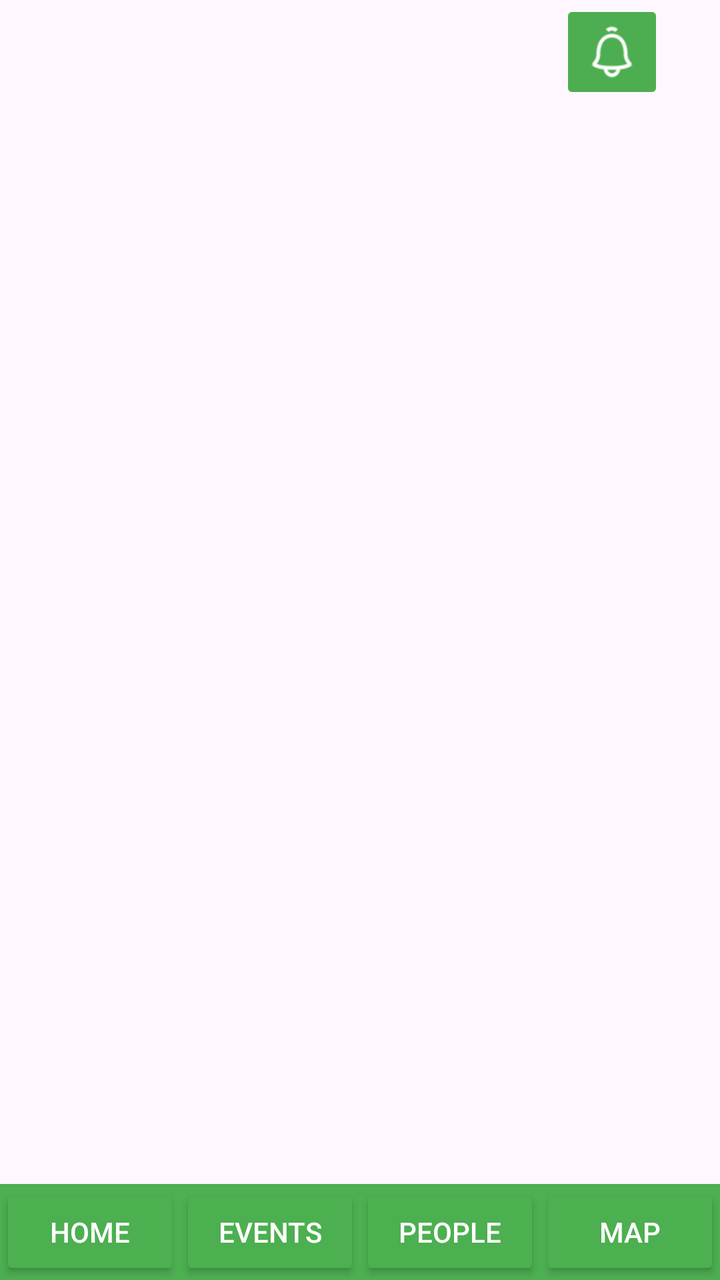
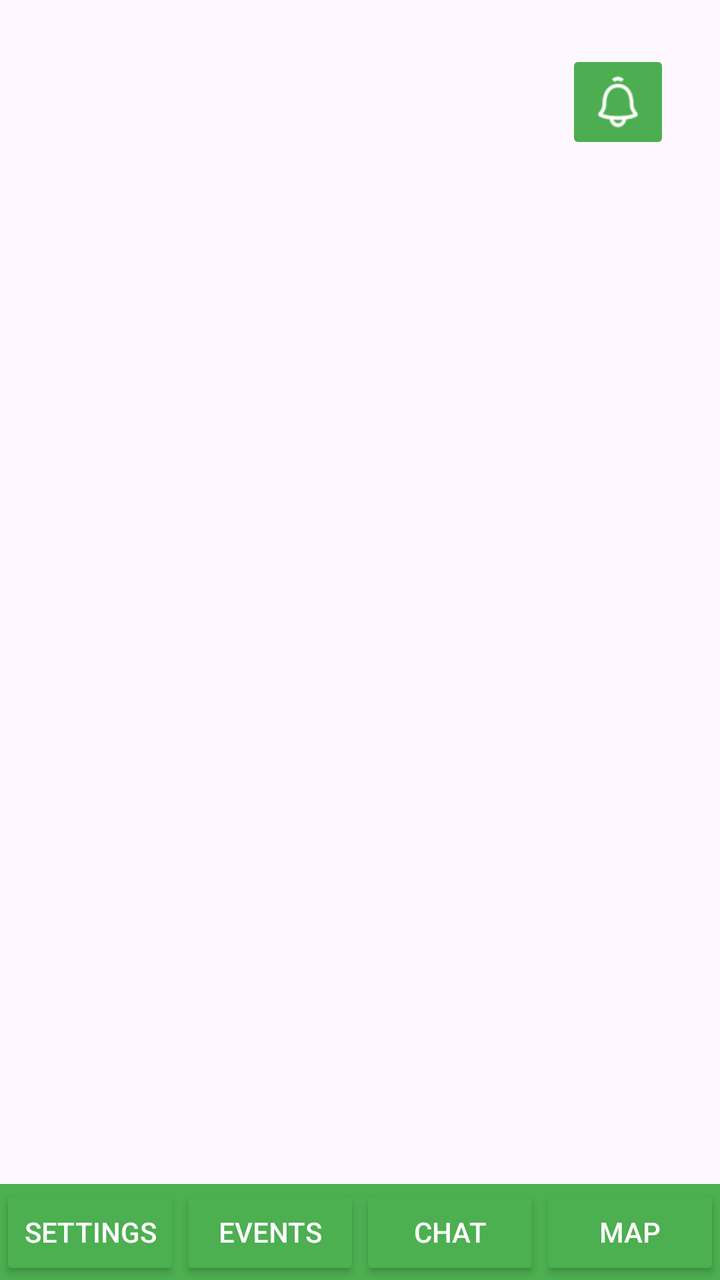

The first picture is an Android layout as it rendered before a commit; the second is the same layout after the commit. The layout source and the unified diff follow.
<!-- AndroidManifest.xml: application theme Theme.COSC341_Step4 -->
<!-- res/layout/activity_main.xml -->
<?xml version="1.0" encoding="utf-8"?>
<androidx.constraintlayout.widget.ConstraintLayout xmlns:android="http://schemas.android.com/apk/res/android"
    xmlns:app="http://schemas.android.com/apk/res-auto"
    xmlns:tools="http://schemas.android.com/tools"
    android:id="@+id/main"
    android:layout_width="match_parent"
    android:layout_height="match_parent"
    tools:context=".MainActivity">

    
    <androidx.fragment.app.FragmentContainerView
        android:id="@+id/fragment_container"
        android:layout_width="0dp"
        android:layout_height="0dp"
        app:layout_constraintTop_toTopOf="parent"
        app:layout_constraintBottom_toTopOf="@+id/bottom_nav_bar"
        app:layout_constraintStart_toStartOf="parent"
        app:layout_constraintEnd_toEndOf="parent" />

    
    <LinearLayout
        android:id="@+id/bottom_nav_bar"
        android:layout_width="0dp"
        android:layout_height="wrap_content"
        android:orientation="horizontal"
        android:background="#4CAF50"
        app:layout_constraintBottom_toBottomOf="parent"
        app:layout_constraintStart_toStartOf="parent"
        app:layout_constraintEnd_toEndOf="parent">

        <Button
            android:id="@+id/button"
            android:layout_width="0dp"
            android:layout_height="wrap_content"
            android:layout_weight="1"
            android:text="Home"
            android:backgroundTint="#4CAF50"
            android:textColor="#FFFFFF" />

        <Button
            android:id="@+id/button2"
            android:layout_width="0dp"
            android:layout_height="wrap_content"
            android:layout_weight="1"
            android:text="Events"
            android:backgroundTint="#4CAF50"
            android:textColor="#FFFFFF" />

        <Button
            android:id="@+id/button3"
            android:layout_width="0dp"
            android:layout_height="wrap_content"
            android:layout_weight="1"
            android:text="People"
            android:backgroundTint="#4CAF50"
            android:textColor="#FFFFFF" />

        <Button
            android:id="@+id/mapButton"
            android:layout_width="0dp"
            android:layout_height="wrap_content"
            android:layout_weight="1"
            android:text="Map"
            android:backgroundTint="#4CAF50"
            android:textColor="#FFFFFF" />

    </LinearLayout>

    <ImageButton
        android:id="@+id/imageButton2"
        android:layout_width="52dp"
        android:layout_height="52dp"
        android:layout_marginEnd="28dp"
        android:layout_marginBottom="65dp"
        android:backgroundTint="#4CAE50"
        android:onClick="onClickNotif"
        android:scaleType="fitCenter"
        app:layout_constraintBottom_toTopOf="@+id/button3"
        app:layout_constraintEnd_toEndOf="parent"
        app:srcCompat="@drawable/bell" />

</androidx.constraintlayout.widget.ConstraintLayout>
<!-- resources referenced by this layout -->
<resources>
  <!-- drawable bell: png bitmap (drawable, 1465 bytes) -->
  <style name="Theme.COSC341_Step4" parent="Base.Theme.COSC341_Step4" />
  <style name="Base.Theme.COSC341_Step4" parent="Theme.Material3.DayNight.NoActionBar">
          
          
      </style>
</resources>

<!-- the commit's change to res/layout/activity_main.xml (unified diff, before → after) -->
@@ -33,8 +33,8 @@
             android:layout_width="0dp"
             android:layout_height="wrap_content"
             android:layout_weight="1"
-            android:text="Home"
             android:backgroundTint="#4CAF50"
+            android:text="Settings"
             android:textColor="#FFFFFF" />
 
         <Button
@@ -42,8 +42,9 @@
             android:layout_width="0dp"
             android:layout_height="wrap_content"
             android:layout_weight="1"
+            android:backgroundTint="#4CAF50"
+            android:onClick="onClickEvent"
             android:text="Events"
-            android:backgroundTint="#4CAF50"
             android:textColor="#FFFFFF" />
 
         <Button
@@ -51,8 +52,9 @@
             android:layout_width="0dp"
             android:layout_height="wrap_content"
             android:layout_weight="1"
-            android:text="People"
             android:backgroundTint="#4CAF50"
+            android:onClick="onClickChat"
+            android:text="Chat"
             android:textColor="#FFFFFF" />
 
         <Button
@@ -60,8 +62,9 @@
             android:layout_width="0dp"
             android:layout_height="wrap_content"
             android:layout_weight="1"
+            android:backgroundTint="#4CAF50"
+            android:onClick="onClickMap"
             android:text="Map"
-            android:backgroundTint="#4CAF50"
             android:textColor="#FFFFFF" />
 
     </LinearLayout>
@@ -70,13 +73,12 @@
         android:id="@+id/imageButton2"
         android:layout_width="52dp"
         android:layout_height="52dp"
-        android:layout_marginEnd="28dp"
-        android:layout_marginBottom="65dp"
+        android:layout_marginTop="25dp"
+        android:layout_marginEnd="25dp"
         android:backgroundTint="#4CAE50"
-        android:onClick="onClickNotif"
         android:scaleType="fitCenter"
-        app:layout_constraintBottom_toTopOf="@+id/button3"
         app:layout_constraintEnd_toEndOf="parent"
+        app:layout_constraintTop_toTopOf="parent"
         app:srcCompat="@drawable/bell" />
 
 </androidx.constraintlayout.widget.ConstraintLayout>
